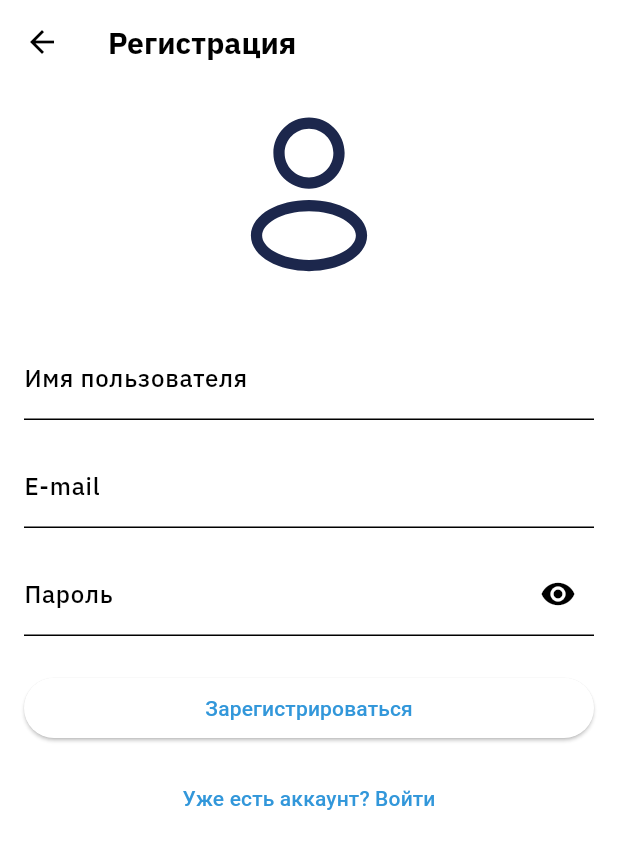
After one commit to dervvilang/Linearity, a Flutter app: the screen it shows after launch, after a tap on "Войти", after a tap on "Нет аккаунта? Зарегистрироваться", on a phone screen of 412 x 824 dp. The commit adds this screen. Shown: the top 849 px of the screen. Run offline on Flutter 3.47's test engine with Material 3 defaults, Android fonts, the phone set to English and light mode, and no system bars; our stand-ins replace cloud_firestore, firebase_auth, firebase_core, flutter_svg; accounts and stored records are empty; generated files the repository leaves out were written again; project files that could hold a hidden picture were left out.

Commit message:
настройка аунтификации. добавлены регестрация, вход в аккаунт и выход из аккаунта

```diff
--- a/lib/main.dart
+++ b/lib/main.dart
@@ -4,28 +4,28 @@ import 'package:flutter/material.dart';
 import 'package:firebase_core/firebase_core.dart';
 import 'package:flutter_localizations/flutter_localizations.dart';
 import 'package:provider/provider.dart';
-import 'package:linearity/themes/theme.dart';
-import 'package:linearity/views/home_view.dart';
-import 'package:linearity/services/firestore_service.dart';
-import 'package:linearity/view_models/level_selection_vm.dart';
-import 'package:linearity/view_models/task_vm.dart';
 import 'package:flutter_gen/gen_l10n/app_localizations.dart';
 import 'package:flutter/services.dart';
+
 import 'firebase_options.dart';
+import 'themes/theme.dart';
+import 'services/firestore_service.dart';
+import 'view_models/auth_vm.dart';
+import 'view_models/level_selection_vm.dart';
+import 'view_models/task_vm.dart';
+import 'views/login_view.dart';
+import 'views/register_view.dart';
+import 'views/home_view.dart';
 
 Future<void> main() async {
   WidgetsFlutterBinding.ensureInitialized();
-
-  // Инициализируем Firebase
   await Firebase.initializeApp(
     options: DefaultFirebaseOptions.currentPlatform,
   );
 
   // Прозрачная нижняя панель
   SystemChrome.setSystemUIOverlayStyle(
-    const SystemUiOverlayStyle(
-      systemNavigationBarColor: Colors.transparent,
-    ),
+    const SystemUiOverlayStyle(systemNavigationBarColor: Colors.transparent),
   );
 
   runApp(const MyApp());
@@ -33,44 +33,54 @@ Future<void> main() async {
 
 class MyApp extends StatefulWidget {
   const MyApp({super.key});
-
   @override
   State<MyApp> createState() => _MyAppState();
 }
 
 class _MyAppState extends State<MyApp> {
+  /// Локальный флаг переключения темы (например, из HomeView)
   bool _isDarkTheme = false;
 
   void _toggleTheme(bool isDark) {
-    setState(() {
-      _isDarkTheme = isDark;
-    });
+    setState(() => _isDarkTheme = isDark);
   }
 
   @override
   Widget build(BuildContext context) {
     return MultiProvider(
       providers: [
-        // Сервис доступа к Firestore
+        // Авторизация
+        ChangeNotifierProvider<AuthViewModel>(
+          create: (_) => AuthViewModel(),
+        ),
+        // Сервис Firestore
         Provider<FirestoreService>(
           create: (_) => FirestoreService(),
         ),
-        // ViewModel экрана выбора уровня
+        // VM для выбора уровня
         ChangeNotifierProvider<LevelSelectionViewModel>(
           create: (ctx) =>
               LevelSelectionViewModel(ctx.read<FirestoreService>()),
         ),
-        // ViewModel экрана задач
+        // VM для задач
         ChangeNotifierProvider<TaskViewModel>(
           create: (ctx) => TaskViewModel(ctx.read<FirestoreService>()),
         ),
-        // TODO: Добавить AuthViewModel, SettingsViewModel и т. д.
+        // TODO: Добавить SettingsViewModel, RatingViewModel и др.
       ],
-      child: MaterialApp(
+      child: Consumer<AuthViewModel>(
+        builder: (context, auth, _) {
+          // Выбираем тему: либо глобальный isDarkTheme, либо настройка пользователя
+          final themeMode = auth.user?.userTheme == 'dark' || _isDarkTheme
+              ? ThemeMode.dark
+              : ThemeMode.light;
+
+          return MaterialApp(
             title: 'Linearity',
             theme: lightTheme,
             darkTheme: darkTheme,
-        themeMode: _isDarkTheme ? ThemeMode.dark : ThemeMode.light,
+            themeMode: themeMode,
+            debugShowCheckedModeBanner: false,
             localizationsDelegates: const [
               AppLocalizations.delegate,
               GlobalMaterialLocalizations.delegate,
@@ -78,13 +88,43 @@ class _MyAppState extends State<MyApp> {
               GlobalCupertinoLocalizations.delegate,
             ],
             supportedLocales: const [
-          Locale('ru', ''), // Русский
-          Locale('en', ''), // Английский
+              Locale('ru', ''),
+              Locale('en', ''),
             ],
-        home: HomeView(
+
+            // Если идёт загрузка или нет пользователя — показываем правильный экран
+            home: auth.isLoading
+                ? const Scaffold(
+                    body: Center(child: CircularProgressIndicator()),
+                  )
+                : auth.user == null
+                    ? LoginView(
+                        isDarkTheme: _isDarkTheme,
+                        onThemeChanged: _toggleTheme,
+                      )
+                    : HomeView(
                         isDarkTheme: _isDarkTheme,
                         onThemeChanged: _toggleTheme,
                       ),
+
+            // Роуты для явного перехода
+            routes: {
+              '/login': (_) => LoginView(
+                    isDarkTheme: _isDarkTheme,
+                    onThemeChanged: _toggleTheme,
+                  ),
+              '/register': (_) => RegisterView(
+                    isDarkTheme: _isDarkTheme,
+                    onThemeChanged: _toggleTheme,
+                  ),
+              '/home': (_) => HomeView(
+                    isDarkTheme: _isDarkTheme,
+                    onThemeChanged: _toggleTheme,
+                  ),
+              // TODO: добавить другие экраны '/profile', '/settings' и т. д.
+            },
+          );
+        },
       ),
     );
   }
--- a/lib/models/user.dart
+++ b/lib/models/user.dart
@@ -1,45 +1,70 @@
-// ignore_for_file: file_names
+// lib/models/app_user.dart
 
-class User {
+/// Модель пользователя для хранения в Firestore и в приложении.
+class AppUser {
+  /// Уникальный ID пользователя (например, из FirebaseAuth.uid)
   final String id;
-    String username;
-    String avatarUrl;
-    String email;
-    int score;
-    int rank;
-    String description;
 
-    User({
+  /// Email, используется для входа
+  final String email;
+
+  /// Никнейм, задаётся при регистрации
+  final String username;
+
+  /// URL аватарки; по умолчанию — локальный SVG из assets
+  final String avatarUrl;
+
+  /// Описание профиля; может быть пустым
+  final String description;
+
+  /// Накопленные баллы за решения
+  final int score;
+
+  /// Позиция в рейтинге (0 означает «не рассчитано»)
+  final int rank;
+
+  /// Тема, предпочитаемая пользователем: "light" или "dark"
+  final String userTheme;
+
+  /// Конструктор
+  AppUser({
     required this.id,
+    required this.email,
     required this.username,
-      this.avatarUrl = '',
-      required this.email,
+    this.avatarUrl =
+        'file:///Q:/flutter-apps/linearity/lib/assets/icons/avatar_2.svg',
+    this.description = '',
     this.score = 0,
     this.rank = 0,
-      this.description = '',
+    this.userTheme = 'light',
   });
 
+  /// Преобразование из Map (например, документ Firestore)
+  factory AppUser.fromMap(Map<String, dynamic> map) {
+    return AppUser(
+      id: map['id'] as String,
+      email: map['email'] as String,
+      username: map['username'] as String,
+      avatarUrl: map['avatarUrl'] as String? ??
+          'file:///Q:/flutter-apps/linearity/lib/assets/icons/avatar_2.svg',
+      description: map['description'] as String? ?? '',
+      score: (map['score'] as num?)?.toInt() ?? 0,
+      rank: (map['rank'] as num?)?.toInt() ?? 0,
+      userTheme: map['userTheme'] as String? ?? 'light',
+    );
+  }
+
+  /// Преобразование в Map для записи в Firestore
   Map<String, dynamic> toMap() {
     return {
       'id': id,
+      'email': email,
       'username': username,
       'avatarUrl': avatarUrl,
-      'email': email,
+      'description': description,
       'score': score,
       'rank': rank,
-      'description': description,
+      'userTheme': userTheme,
     };
   }
-
-  factory User.fromMap(Map<String, dynamic> map) {
-    return User (
-      id: map['id'],
-      username: map['username'],
-      avatarUrl: map['avatarUrl'] ?? '',
-      email: map['email'],
-      score: map['score'] ?? 0,
-      rank: map['rank'] ?? 0,
-      description: map['description'] ?? '',
-    );
 }
-}
--- /dev/null
+++ b/lib/view_models/auth_vm.dart
@@ -0,0 +1,98 @@
+// lib/view_models/auth_vm.dart
+
+import 'package:flutter/foundation.dart';
+import 'package:linearity/models/user.dart';
+import 'package:linearity/services/auth_service.dart';
+
+/// ViewModel для авторизации и работы с текущим пользователем.
+class AuthViewModel extends ChangeNotifier {
+  final AuthService _service;
+
+  /// Текущий авторизованный пользователь или null, если не в системе.
+  AppUser? user;
+
+  /// Флаг загрузки (например, запрос к сети).
+  bool isLoading = true;
+
+  /// Текст последней ошибки.
+  String? error;
+
+  AuthViewModel({AuthService? service})
+      : _service = service ?? AuthService() {
+    // Слушаем изменения авторизационного состояния
+    _service.user.listen((appUser) {
+      user = appUser;
+      isLoading = false;
+      notifyListeners();
+    });
+  }
+
+  /// Регистрация нового пользователя.
+  Future<void> register({
+    required String email,
+    required String password,
+    required String username,
+  }) async {
+    try {
+      isLoading = true;
+      error = null;
+      notifyListeners();
+
+      user = await _service.signUp(
+        email: email,
+        password: password,
+        username: username,
+      );
+    } catch (e) {
+      error = e.toString();
+    } finally {
+      isLoading = false;
+      notifyListeners();
+    }
+  }
+
+  /// Вход существующего пользователя.
+  Future<void> login({
+    required String email,
+    required String password,
+  }) async {
+    try {
+      isLoading = true;
+      error = null;
+      notifyListeners();
+
+      user = await _service.signIn(
+        email: email,
+        password: password,
+      );
+    } catch (e) {
+      error = e.toString();
+    } finally {
+      isLoading = false;
+      notifyListeners();
+    }
+  }
+
+  /// Выход из аккаунта.
+  Future<void> logout() async {
+    await _service.signOut();
+    // После signOut стрим user даст null, слушатель выше обновит user и isLoading
+  }
+
+  /// Обновление профиля (ник, аватар, описание, тема и т.д.).
+  Future<void> updateProfile(AppUser updated) async {
+    try {
+      isLoading = true;
+      error = null;
+      notifyListeners();
+
+      await _service.updateProfile(updated);
+      user = updated;
+    } catch (e) {
+      error = e.toString();
+    } finally {
+      isLoading = false;
+      notifyListeners();
+    }
+  }
+}
--- /dev/null
+++ b/lib/views/login_view.dart
@@ -0,0 +1,146 @@
+// lib/views/login_view.dart
+
+import 'package:flutter/material.dart';
+import 'package:provider/provider.dart';
+import 'package:flutter_svg/flutter_svg.dart';
+import 'package:linearity/view_models/auth_vm.dart';
+import 'package:linearity/themes/additional_colors.dart';
+import 'package:linearity/views/register_view.dart';
+import 'package:linearity/views/home_view.dart';
+
+class LoginView extends StatefulWidget {
+  final bool isDarkTheme;
+  final ValueChanged<bool> onThemeChanged;
+
+  const LoginView({
+    Key? key,
+    required this.isDarkTheme,
+    required this.onThemeChanged,
+  }) : super(key: key);
+
+  @override
+  State<LoginView> createState() => _LoginViewState();
+}
+
+class _LoginViewState extends State<LoginView> {
+  final _formKey = GlobalKey<FormState>();
+  final _emailCtrl = TextEditingController();
+  final _passwordCtrl = TextEditingController();
+  bool _obscure = true;
+
+  @override
+  void dispose() {
+    _emailCtrl.dispose();
+    _passwordCtrl.dispose();
+    super.dispose();
+  }
+
+  Future<void> _onLogin() async {
+    if (!_formKey.currentState!.validate()) return;
+    final auth = context.read<AuthViewModel>();
+    await auth.login(
+      email: _emailCtrl.text.trim(),
+      password: _passwordCtrl.text,
+    );
+    if (auth.error == null && auth.user != null) {
+      Navigator.pushReplacement(
+        context,
+        MaterialPageRoute(
+          builder: (context) => HomeView(
+            isDarkTheme: widget.isDarkTheme,
+            onThemeChanged: widget.onThemeChanged,
+          ),
+        ),
+      );
+    }
+  }
+
+  @override
+  Widget build(BuildContext context) {
+    final auth = context.watch<AuthViewModel>();
+    final theme = Theme.of(context);
+    final colors = theme.extension<AdditionalColors>()!;
+
+    return Scaffold(
+      appBar: AppBar(title: const Text('Вход')),
+      body: SafeArea(
+        child: SingleChildScrollView(
+          padding: const EdgeInsets.all(16),
+          child: Form(
+            key: _formKey,
+            child: Column(
+              children: [
+                SvgPicture.asset(
+                  'lib/assets/icons/profile.svg',
+                  height: 120,
+                ),
+                const SizedBox(height: 32),
+                TextFormField(
+                  controller: _emailCtrl,
+                  decoration: const InputDecoration(labelText: 'E-mail'),
+                  keyboardType: TextInputType.emailAddress,
+                  validator: (v) =>
+                      v != null && v.contains('@') ? null : 'Введите email',
+                ),
+                const SizedBox(height: 16),
+                TextFormField(
+                  controller: _passwordCtrl,
+                  decoration: InputDecoration(
+                    labelText: 'Пароль',
+                    suffixIcon: IconButton(
+                      icon: Icon(
+                        _obscure ? Icons.visibility : Icons.visibility_off,
+                      ),
+                      onPressed: () => setState(() => _obscure = !_obscure),
+                    ),
+                  ),
+                  obscureText: _obscure,
+                  validator: (v) =>
+                      v != null && v.length >= 6 ? null : 'Не менее 6 символов',
+                ),
+                const SizedBox(height: 24),
+                if (auth.error != null) ...[
+                  Text(auth.error!, style: const TextStyle(color: Colors.red)),
+                  const SizedBox(height: 12),
+                ],
+                SizedBox(
+                  width: double.infinity,
+                  child: ElevatedButton(
+                    onPressed: auth.isLoading ? null : _onLogin,
+                    child: auth.isLoading
+                        ? const SizedBox(
+                            width: 24,
+                            height: 24,
+                            child: CircularProgressIndicator(
+                              strokeWidth: 2,
+                              color: Colors.white,
+                            ),
+                          )
+                        : const Text('Войти'),
+                  ),
+                ),
+                const SizedBox(height: 12),
+                TextButton(
+                  onPressed: auth.isLoading
+                      ? null
+                      : () {
+                          Navigator.push(
+                            context,
+                            MaterialPageRoute(
+                              builder: (context) => RegisterView(
+                                isDarkTheme: widget.isDarkTheme,
+                                onThemeChanged: widget.onThemeChanged,
+                              ),
+                            ),
+                          );
+                        },
+                  child: const Text('Нет аккаунта? Зарегистрироваться'),
+                ),
+              ],
+            ),
+          ),
+        ),
+      ),
+    );
+  }
+}
--- /dev/null
+++ b/lib/views/register_view.dart
@@ -0,0 +1,157 @@
+// lib/views/register_view.dart
+
+import 'package:flutter/material.dart';
+import 'package:provider/provider.dart';
+import 'package:flutter_svg/flutter_svg.dart';
+import 'package:linearity/view_models/auth_vm.dart';
+import 'package:linearity/themes/additional_colors.dart';
+import 'package:linearity/views/login_view.dart';
+import 'package:linearity/views/home_view.dart';
+
+class RegisterView extends StatefulWidget {
+  final bool isDarkTheme;
+  final ValueChanged<bool> onThemeChanged;
+
+  const RegisterView({
+    Key? key,
+    required this.isDarkTheme,
+    required this.onThemeChanged,
+  }) : super(key: key);
+
+  @override
+  State<RegisterView> createState() => _RegisterViewState();
+}
+
+class _RegisterViewState extends State<RegisterView> {
+  final _formKey = GlobalKey<FormState>();
+  final _usernameCtrl = TextEditingController();
+  final _emailCtrl = TextEditingController();
+  final _passwordCtrl = TextEditingController();
+  bool _obscure = true;
+
+  @override
+  void dispose() {
+    _usernameCtrl.dispose();
+    _emailCtrl.dispose();
+    _passwordCtrl.dispose();
+    super.dispose();
+  }
+
+  Future<void> _onRegister() async {
+    if (!_formKey.currentState!.validate()) return;
+    final auth = context.read<AuthViewModel>();
+    await auth.register(
+      username: _usernameCtrl.text.trim(),
+      email: _emailCtrl.text.trim(),
+      password: _passwordCtrl.text,
+    );
+    if (auth.error == null && auth.user != null) {
+      Navigator.pushReplacement(
+        context,
+        MaterialPageRoute(
+          builder: (context) => HomeView(
+            isDarkTheme: widget.isDarkTheme,
+            onThemeChanged: widget.onThemeChanged,
+          ),
+        ),
+      );
+    }
+  }
+
+  @override
+  Widget build(BuildContext context) {
+    final auth = context.watch<AuthViewModel>();
+    final theme = Theme.of(context);
+    final colors = theme.extension<AdditionalColors>()!;
+
+    return Scaffold(
+      appBar: AppBar(title: const Text('Регистрация')),
+      body: SafeArea(
+        child: SingleChildScrollView(
+          padding: const EdgeInsets.all(16),
+          child: Form(
+            key: _formKey,
+            child: Column(
+              children: [
+                SvgPicture.asset(
+                  'lib/assets/icons/profile.svg',
+                  height: 120,
+                ),
+                const SizedBox(height: 32),
+                TextFormField(
+                  controller: _usernameCtrl,
+                  decoration:
+                      const InputDecoration(labelText: 'Имя пользователя'),
+                  validator: (v) =>
+                      v != null && v.isNotEmpty ? null : 'Введите имя',
+                ),
+                const SizedBox(height: 16),
+                TextFormField(
+                  controller: _emailCtrl,
+                  decoration: const InputDecoration(labelText: 'E-mail'),
+                  keyboardType: TextInputType.emailAddress,
+                  validator: (v) =>
+                      v != null && v.contains('@') ? null : 'Введите email',
+                ),
+                const SizedBox(height: 16),
+                TextFormField(
+                  controller: _passwordCtrl,
+                  decoration: InputDecoration(
+                    labelText: 'Пароль',
+                    suffixIcon: IconButton(
+                      icon: Icon(
+                        _obscure ? Icons.visibility : Icons.visibility_off,
+                      ),
+                      onPressed: () => setState(() => _obscure = !_obscure),
+                    ),
+                  ),
+                  obscureText: _obscure,
+                  validator: (v) =>
+                      v != null && v.length >= 6 ? null : 'Не менее 6 символов',
+                ),
+                const SizedBox(height: 24),
+                if (auth.error != null) ...[
+                  Text(auth.error!, style: const TextStyle(color: Colors.red)),
+                  const SizedBox(height: 12),
+                ],
+                SizedBox(
+                  width: double.infinity,
+                  child: ElevatedButton(
+                    onPressed: auth.isLoading ? null : _onRegister,
+                    child: auth.isLoading
+                        ? const SizedBox(
+                            width: 24,
+                            height: 24,
+                            child: CircularProgressIndicator(
+                              strokeWidth: 2,
+                              color: Colors.white,
+                            ),
+                          )
+                        : const Text('Зарегистрироваться'),
+                  ),
+                ),
+                const SizedBox(height: 12),
+                TextButton(
+                  onPressed: auth.isLoading
+                      ? null
+                      : () {
+                          Navigator.pushReplacement(
+                            context,
+                            MaterialPageRoute(
+                              builder: (context) => LoginView(
+                                isDarkTheme: widget.isDarkTheme,
+                                onThemeChanged: widget.onThemeChanged,
+                              ),
+                            ),
+                          );
+                        },
+                  child: const Text('Уже есть аккаунт? Войти'),
+                ),
+              ],
+            ),
+          ),
+        ),
+      ),
+    );
+  }
+}
```
Also changed, not shown: lib/services/auth_service.dart (added, +89 -0 lines), lib/views/rating_view.dart (+9 -9 lines), lib/views/setting_view.dart (+47 -18 lines), 4 other files. Lines whose indentation alone changed are shown as unchanged.
